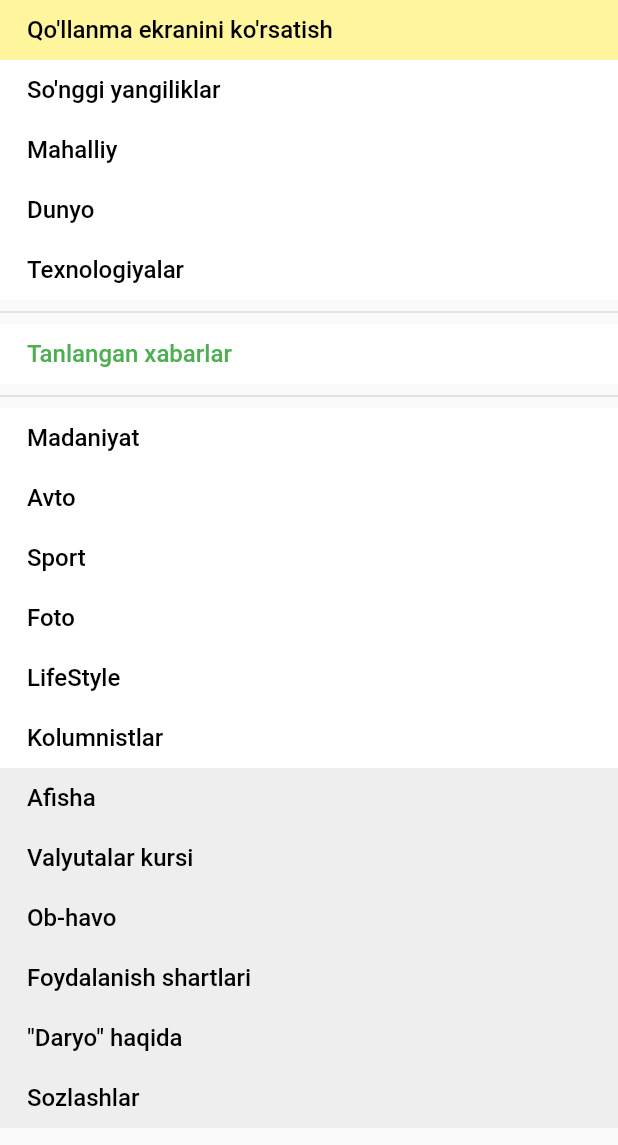
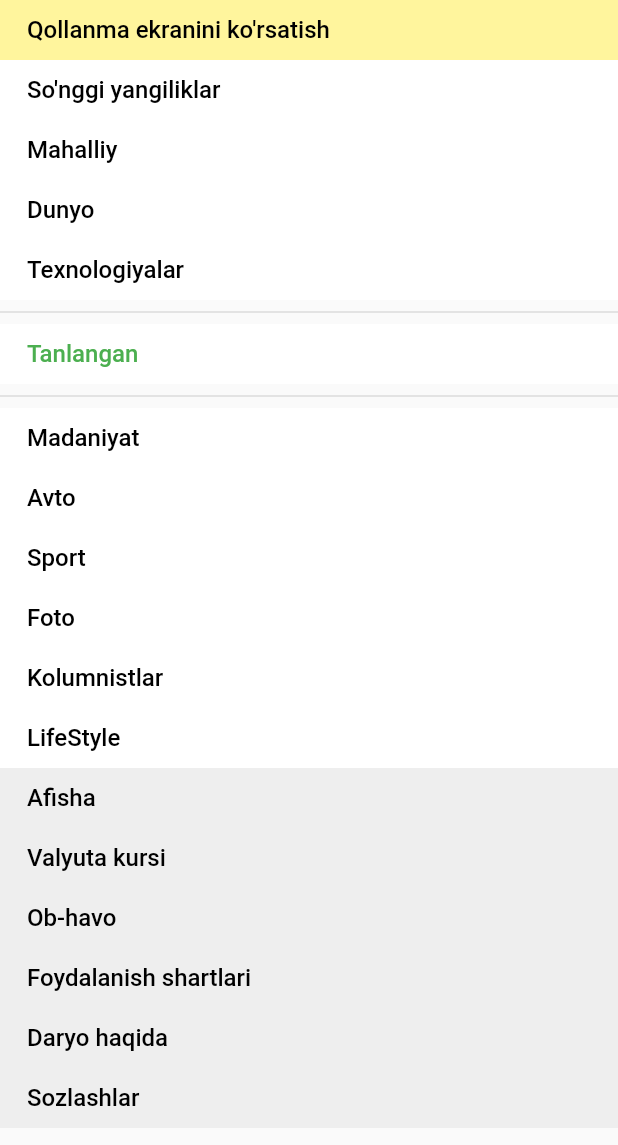
Before and after one commit to Yusufdevv/daryo_uz-clone, a Flutter app: the AppDrawerList widget shown alone on an empty page, opened directly, on a phone screen of 412 x 824 dp. Shown: the top 1145 px of the screen. Run offline on Flutter 3.47's test engine with Material 2 defaults, Android fonts, the phone set to English and light mode, and no system bars; our stand-ins replace easy_localization, shimmer; network calls fail.

Commit message:
Added additional localization

```diff
--- a/lib/screens/home_screen.dart
+++ b/lib/screens/home_screen.dart
@@ -32,9 +32,9 @@ class _HomeScreenState extends State<HomeScreen> {
             IconButton(onPressed: () {}, icon: const Icon(Icons.search))
           ],
           bottom: TabBar(isScrollable: true, tabs: [
-            Tab(child: Text("latest".tr())),
-            Tab(child: Text("main".tr())),
-            Tab(child: Text("most".tr())),
+            Tab(child: Text("oxirgi".tr())),
+            Tab(child: Text("asosiy".tr())),
+            Tab(child: Text("eng ko'p".tr())),
           ]),
         ),
         body: const TabBarView(children: [
--- a/lib/widgets/drawer_widgets/appdrawer_header.dart
+++ b/lib/widgets/drawer_widgets/appdrawer_header.dart
@@ -34,8 +34,8 @@ class _AppDrawerHeaderState extends State<AppDrawerHeader> {
           Row(
             mainAxisAlignment: MainAxisAlignment.spaceBetween,
             children: [
-              const Text('Toshkent',
-                  style: TextStyle(color: Colors.white, fontSize: 16)),
+               Text("shahar".tr(),
+                  style:const TextStyle(color: Colors.white, fontSize: 16)),
               Row(
                 children: const [
                   Icon(Icons.cloud_queue_sharp, color: Colors.white),
--- a/lib/widgets/drawer_widgets/appdrawer_list.dart
+++ b/lib/widgets/drawer_widgets/appdrawer_list.dart
@@ -1,34 +1,39 @@
 import 'package:flutter/material.dart';
-
-class AppDrawerList extends StatelessWidget {
+import 'package:easy_localization/easy_localization.dart';
+class AppDrawerList extends StatefulWidget {
   const AppDrawerList({Key? key}) : super(key: key);
 
+  @override
+  State<AppDrawerList> createState() => _AppDrawerListState();
+}
+
+class _AppDrawerListState extends State<AppDrawerList> {
   @override
   Widget build(BuildContext context) {
     return Expanded(
         child: SingleChildScrollView(
           child: Column(
               children: [
-          CategoryItem("Qo'llanma ekranini ko'rsatish", containerColor: Colors.yellow.shade200,),
-          CategoryItem("So'nggi yangiliklar"),
-          CategoryItem("Mahalliy"),
-          CategoryItem("Dunyo"),
-          CategoryItem("Texnologiyalar"),
+          CategoryItem("qollanma ekrani".tr(), containerColor: Colors.yellow.shade200,),
+          CategoryItem("songgi".tr()),
+          CategoryItem("mahalliy".tr()),
+          CategoryItem("dunyo".tr()),
+          CategoryItem("texnologiyalar".tr()),
           const Divider(thickness: 1, ),
-          CategoryItem("Tanlangan xabarlar", color: Colors.green),
+          CategoryItem("tanlangan".tr(), color: Colors.green),
           const Divider(thickness: 1),
-          CategoryItem("Madaniyat"),
-          CategoryItem("Avto"),
-          CategoryItem("Sport"),
-          CategoryItem("Foto"),
-          CategoryItem("LifeStyle"),
-          CategoryItem("Kolumnistlar"),
-          CategoryItem("Afisha", containerColor: Colors.grey[200]!,),
-          CategoryItem("Valyutalar kursi", containerColor: Colors.grey[200]!,),
-          CategoryItem("Ob-havo", containerColor: Colors.grey[200]!,),
-          CategoryItem("Foydalanish shartlari", containerColor: Colors.grey[200]!,),
-          CategoryItem('"Daryo" haqida', containerColor: Colors.grey[200]!,),
-          CategoryItem('Sozlashlar', containerColor: Colors.grey[200]!,),
+          CategoryItem("madaniyat".tr()),
+          CategoryItem("avto".tr()),
+          CategoryItem("sport".tr()),
+          CategoryItem("foto".tr()),
+          CategoryItem("kolumnistlar".tr()),
+          CategoryItem("lifestyle".tr()),
+          CategoryItem("afisha".tr(), containerColor: Colors.grey[200]!,),
+          CategoryItem("valyuta kursi".tr(), containerColor: Colors.grey[200]!,),
+          CategoryItem("ob-havo".tr(), containerColor: Colors.grey[200]!,),
+          CategoryItem("foydalanish".tr(), containerColor: Colors.grey[200]!,),
+          CategoryItem("daryo haqida".tr(), containerColor: Colors.grey[200]!,),
+          CategoryItem("sozlashlar".tr(), containerColor: Colors.grey[200]!,),
               ],
             ),
         ));
```
Also changed, not shown: assets/lang/ru-RU.json (+22 -4 lines), assets/lang/uz-UZ.json (+22 -4 lines).
